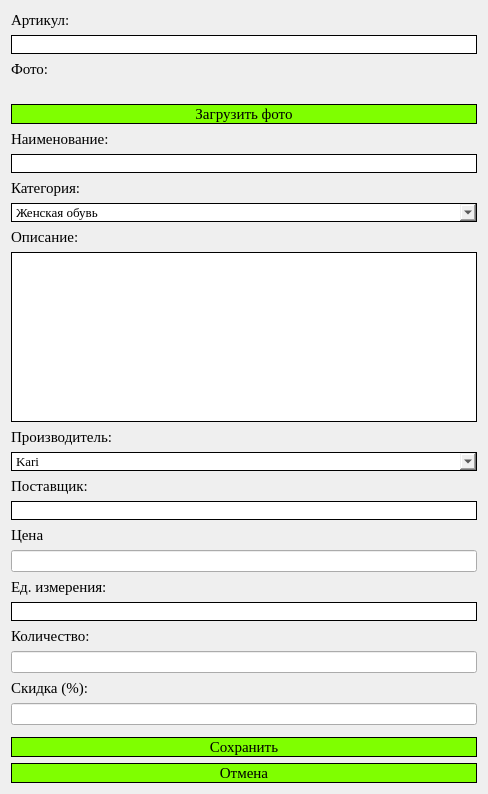
Qt form Ui/product_add_edit.ui (mediumperson/shoe-shop-demo-exam) before a commit.
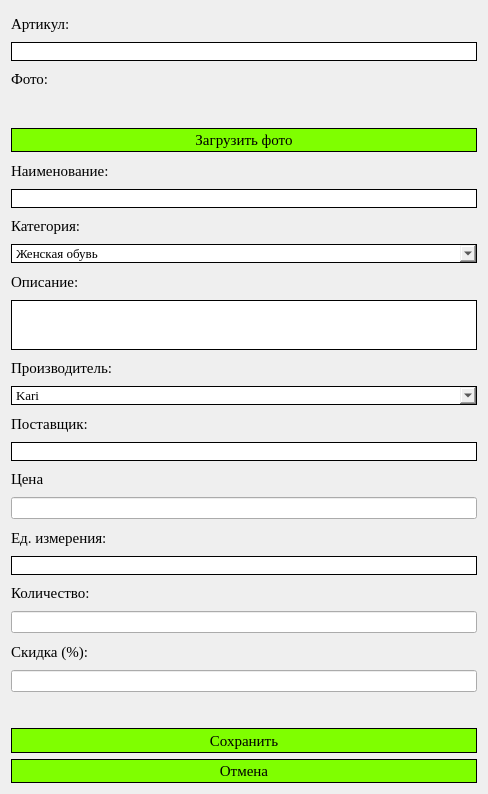
The same form after that commit. Icons and pictures are not drawn.

Patch:
```diff
--- a/Ui/product_add_edit.ui
+++ b/Ui/product_add_edit.ui
@@ -208,6 +208,12 @@
    </item>
    <item row="10" column="0">
     <widget class="QTextEdit" name="description_input">
+     <property name="maximumSize">
+      <size>
+       <width>16777215</width>
+       <height>50</height>
+      </size>
+     </property>
      <property name="font">
       <font>
        <family>Times New Roman</family>
```
